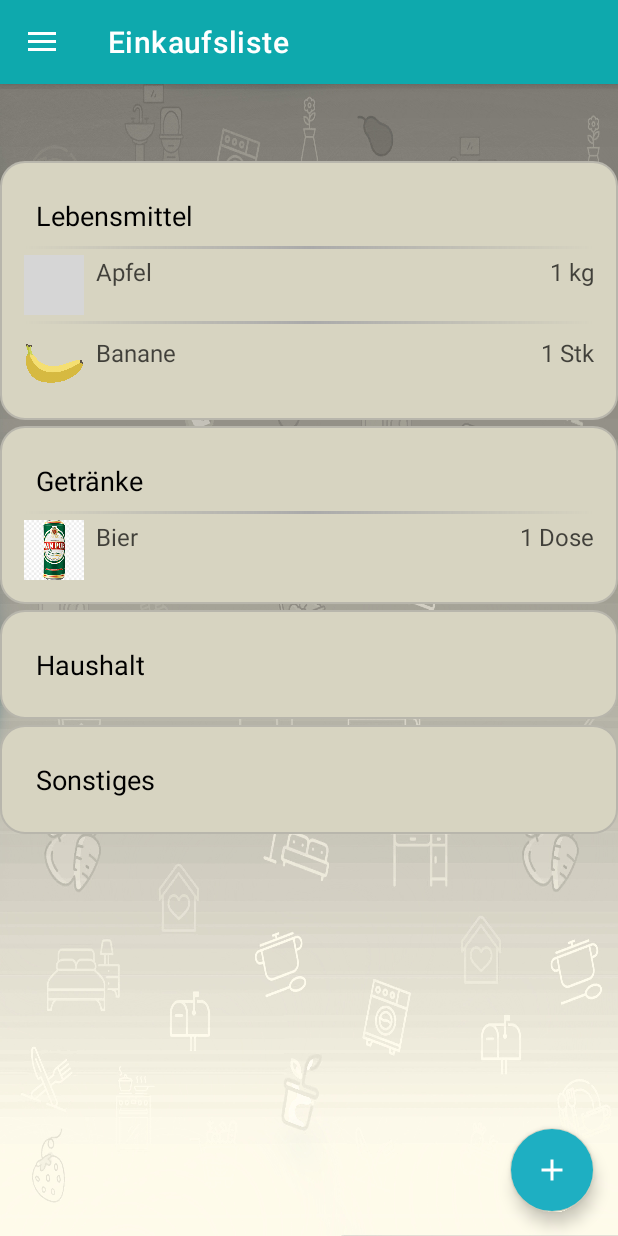
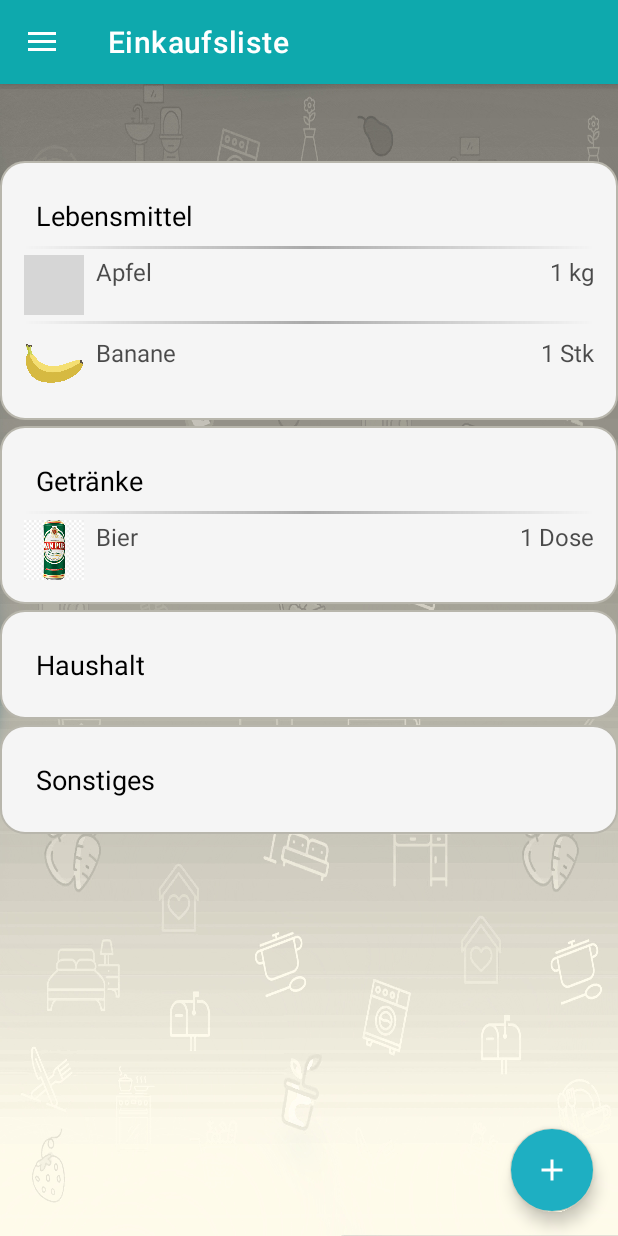
Before and after one commit to RetchBlade/SoftwarePraktikum, an Android app: the screen it shows after launch (MainActivity), in the side drawer, after a tap on "Einkaufsliste", on a phone screen of 412 x 824 dp. Run offline under Robolectric (Android 15) with nearby library versions, the phone set to English and light mode, and no system bars; our stand-ins replace navigation-ui; grey boxes are pictures that could not be loaded.

Commit message:
Frontend Einkaufsliste

```diff
--- a/app/src/main/res/drawable/container_background.xml
+++ b/app/src/main/res/drawable/container_background.xml
@@ -1,6 +1,6 @@
 <?xml version="1.0" encoding="utf-8"?>
 <shape xmlns:android="http://schemas.android.com/apk/res/android">
-    <solid android:color="#D7D4C1"/>
+    <solid android:color="#F5F5F5"/>
     <corners android:radius="16dp"/>
     <stroke android:width="1dp" android:color="#b8b6ac"/>
 </shape>
```
